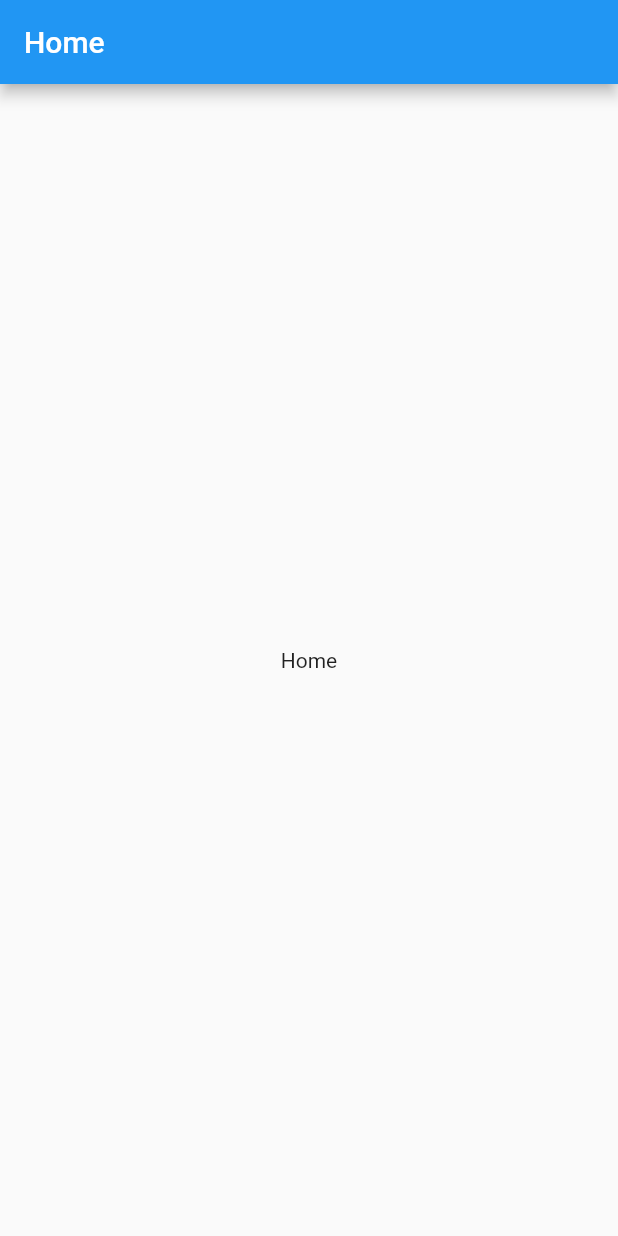
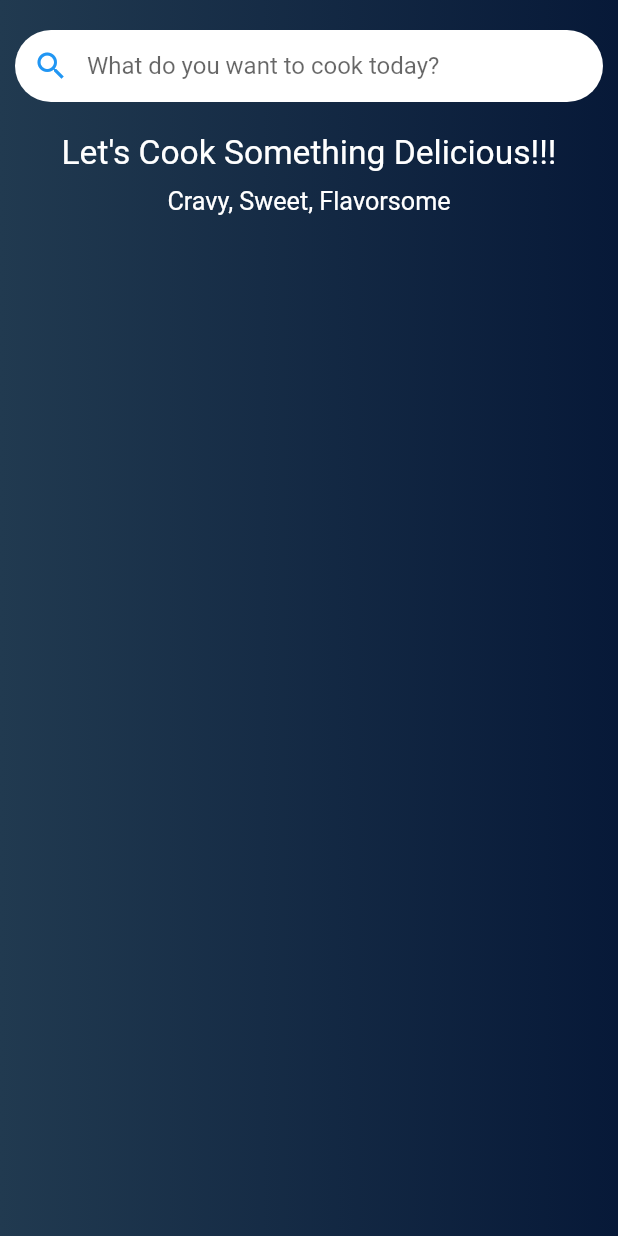
Before and after one commit to YuneshShrestha/flutter_recipe, a Flutter app: the screen it shows after launch, on a phone screen of 412 x 824 dp. Run offline on Flutter 3.47's test engine with Material 2 defaults, Android fonts, the light colour scheme and no system bars.

Commit message:
basic ui

```diff
--- a/lib/home.dart
+++ b/lib/home.dart
@@ -8,14 +8,86 @@ class Home extends StatefulWidget {
 }
 
 class _HomeState extends State<Home> {
+  TextEditingController searchController = TextEditingController();
   @override
   Widget build(BuildContext context) {
     return Scaffold(
-      appBar: AppBar(
-        title: const Text("Home"),
-      ),
-      body: const Center(
-        child: Text("Home"),
+      body: Stack(
+        children: [
+          Container(
+            width: MediaQuery.of(context).size.width,
+            height: MediaQuery.of(context).size.height,
+            decoration: const BoxDecoration(
+              gradient: LinearGradient(
+                colors: [Color(0xff213A50), Color(0xff071938)],
+              ),
+            ),
+          ),
+          SingleChildScrollView(
+            child: Padding(
+              padding: const EdgeInsets.symmetric(horizontal: 10.0),
+              child: Column(
+                children: [
+                  // Search bar
+                  SafeArea(
+                    child: Padding(
+                      padding: const EdgeInsets.symmetric(vertical: 20.0),
+                      child: Container(
+                        decoration: BoxDecoration(
+                          color: Colors.white,
+                          borderRadius: BorderRadius.circular(50.0),
+                        ),
+                        child: Row(
+                          children: [
+                            IconButton(
+                              onPressed: () {
+                                // /
+                                // print(searchController.text);
+                              },
+                              icon: const Icon(
+                                Icons.search,
+                                color: Colors.blue,
+                              ),
+                            ),
+                            Expanded(
+                              child: TextField(
+                                controller: searchController,
+                                decoration: const InputDecoration(
+                                  hintText: "What do you want to cook today?",
+                                  border: InputBorder.none,
+                                ),
+                              ),
+                            ),
+                          ],
+                        ),
+                      ),
+                    ),
+                  ),
+                  // Header Text
+                  Container(
+                    child: Column(
+                      children: const [
+                        Text(
+                          "Let's Cook Something Delicious!!!",
+                          style: TextStyle(color: Colors.white),
+                          textScaleFactor: 1.6,
+                        ),
+                        SizedBox(
+                          height: 10.0,
+                        ),
+                        Text(
+                          "Cravy, Sweet, Flavorsome",
+                          style: TextStyle(color: Colors.white),
+                          textScaleFactor: 1.2,
+                        )
+                      ],
+                    ),
+                  ),
+                ],
+              ),
+            ),
+          ),
+        ],
       ),
     );
   }
--- a/lib/main.dart
+++ b/lib/main.dart
@@ -13,6 +13,7 @@ class MyApp extends StatelessWidget {
   Widget build(BuildContext context) {
     return MaterialApp(
       title: 'Flutter Demo',
+      debugShowCheckedModeBanner: false,
       theme: ThemeData(
         // This is the theme of your application.
         //
```
